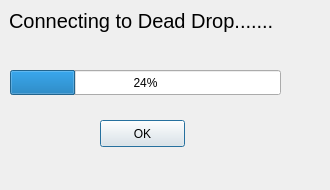
Above: Assignment2/C++/graphics/connecting.ui from faranahmad/COP290 before the change. Below: the same form after it.
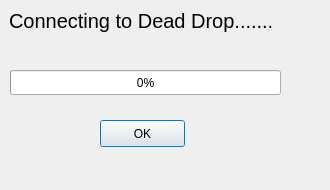
That is the form after the change.

What changed in the file:
```diff
--- a/Assignment2/C++/graphics/connecting.ui
+++ b/Assignment2/C++/graphics/connecting.ui
@@ -29,7 +29,7 @@
     </rect>
    </property>
    <property name="value">
-    <number>24</number>
+    <number>0</number>
    </property>
    <property name="alignment">
     <set>Qt::AlignCenter</set>
```
